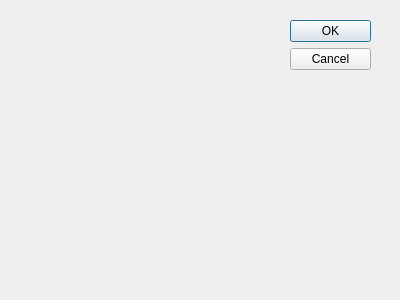
The window that aboutdialog.ui (xandroalmeida/YAVC) describes before a commit, drawn with Qt 5.
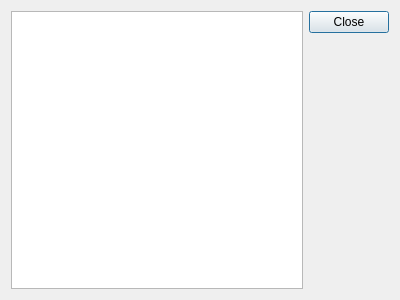
The same window after the commit.

```diff
--- a/aboutdialog.ui
+++ b/aboutdialog.ui
@@ -15,22 +15,34 @@
   <property name="windowTitle">
    <string>Dialog</string>
   </property>
+  <layout class="QHBoxLayout" name="horizontalLayout">
+   <item>
+    <layout class="QVBoxLayout" name="verticalLayout">
+     <item>
+      <widget class="QTextBrowser" name="textBrowser">
+       <property name="source">
+        <url>
+         <string>qrc:/info/about.html</string>
+        </url>
+       </property>
+       <property name="openExternalLinks">
+        <bool>true</bool>
+       </property>
+      </widget>
+     </item>
+    </layout>
+   </item>
+   <item>
   <widget class="QDialogButtonBox" name="buttonBox">
-   <property name="geometry">
-    <rect>
-     <x>290</x>
-     <y>20</y>
-     <width>81</width>
-     <height>241</height>
-    </rect>
-   </property>
    <property name="orientation">
     <enum>Qt::Vertical</enum>
    </property>
    <property name="standardButtons">
-    <set>QDialogButtonBox::Cancel|QDialogButtonBox::Ok</set>
-   </property>
-  </widget>
+      <set>QDialogButtonBox::Close</set>
+     </property>
+    </widget>
+   </item>
+  </layout>
  </widget>
  <pixmapfunction/>
  <resources/>
```
Left out of the diff: 5 changed lines with no effect on the pictures. Lines whose indentation alone changed are shown as unchanged.
